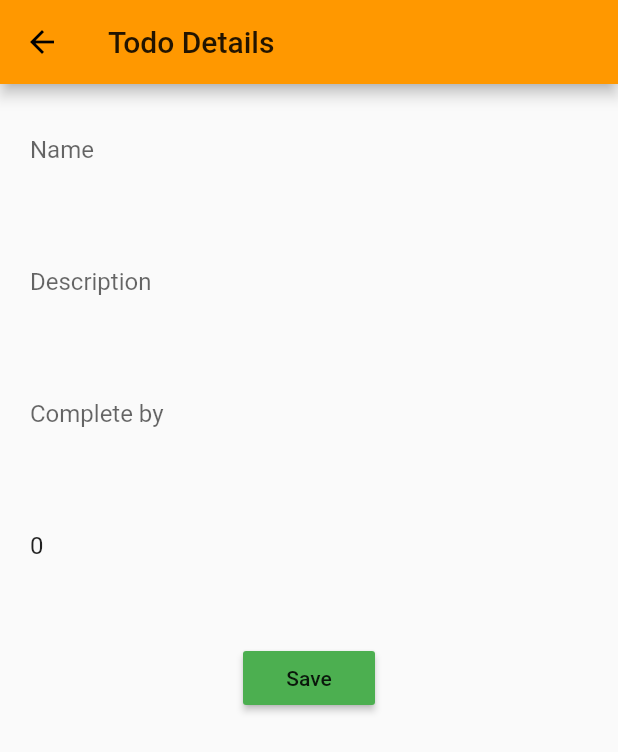
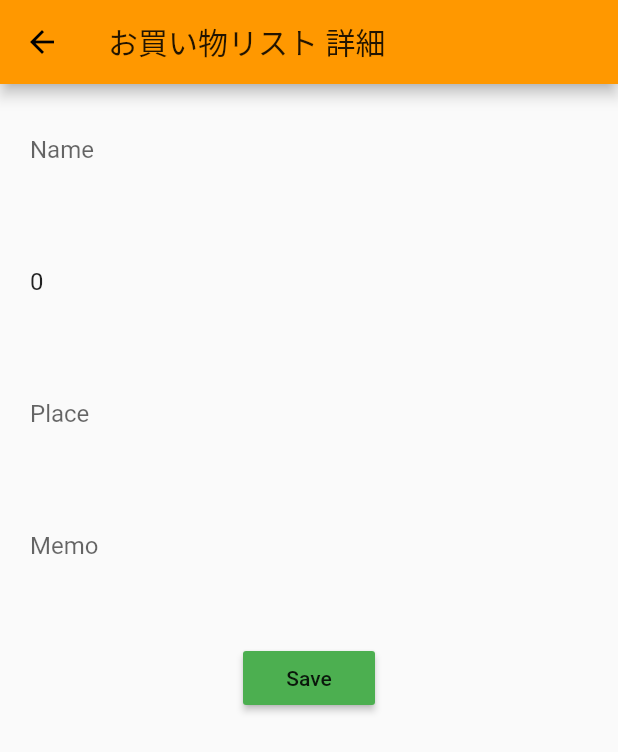
Before and after one commit to nargok/todo_app_BLoc_flutter, a Flutter app: the screen it shows after launch, after a tap on the "add" icon, on a phone screen of 412 x 824 dp. Shown: the top 752 px of the screen. Run offline on Flutter 3.47's test engine with Material 2 defaults, Android fonts, the phone set to English and light mode, and no system bars; our stand-ins replace sembast.

Commit message:
shop list ui

```diff
--- a/lib/bloc/shop_list_block.dart
+++ b/lib/bloc/shop_list_block.dart
@@ -2,7 +2,7 @@ import 'dart:async';
 import '../data/shop_list.dart';
 import '../data/shop_list_db.dart';
 
-class TodoBloc {
+class ShopListBloc {
   ShopListDb db;
   List<ShopList> shopListBank;
 
--- a/lib/main.dart
+++ b/lib/main.dart
@@ -1,7 +1,11 @@
 import 'package:flutter/material.dart';
+import 'package:todoappblocpattern/shop_list_screen.dart';
 import 'data/todo.dart';
 import 'data/todo_db.dart';
 import 'bloc/todo_block.dart';
+import 'data/shop_list.dart';
+import 'data/shop_list_db.dart';
+import 'bloc/shop_list_block.dart';
 import 'todo_screen.dart';
 
 void main() => runApp(MyApp());
@@ -26,12 +30,12 @@ class HomePage extends StatefulWidget {
 }
 
 class _HomePageState extends State {
-  TodoBloc todoBloc;
-  List<Todo> todos;
+  ShopListBloc shopListBloc;
+  List<ShopList> shopLists;
 
   @override
   void initState() {
-    todoBloc = TodoBloc();
+    shopListBloc = ShopListBloc();
     super.initState();
   }
 
@@ -39,39 +43,39 @@ class _HomePageState extends State {
   Widget build(BuildContext context) {
 //    _testData();
 
-    Todo todo = Todo('', '', '', 0);
-    todos = todoBloc.todoList;
+    ShopList shopList = ShopList('', 0, '', '');
+    shopLists = shopListBloc.shopListBank;
     return Scaffold(
         appBar: AppBar(
-          title: Text('Todo List'),
+          title: Text('お買い物リスト'),
         ),
         floatingActionButton: FloatingActionButton(
           child: Icon(Icons.add),
           onPressed: () {
             Navigator.push(
                 context,
-                MaterialPageRoute(builder: (context) => TodoScreen(todo, true))
+                MaterialPageRoute(builder: (context) => ShopListScreen(shopList, true))
             );
           },
         ),
         body: Container(
-          child: StreamBuilder<List<Todo>>(
-            stream: todoBloc.todos,
-            initialData: todos,
+          child: StreamBuilder<List<ShopList>>(
+            stream: shopListBloc.shopLists,
+            initialData: shopLists,
             builder: (BuildContext context, AsyncSnapshot snapshot) {
               return ListView.builder(
                 itemCount: (snapshot.hasData) ? snapshot.data.length : 0,
                 itemBuilder: (context, index) {
                   return Dismissible( // swipe to delete
                     key: Key(snapshot.data[index].id.toString()),
-                    onDismissed: (_) => todoBloc.todoDeleteSink.add(snapshot.data[index]),
+                    onDismissed: (_) => shopListBloc.shopListDeleteSink.add(snapshot.data[index]),
                     child: ListTile(
                       leading: CircleAvatar(
                         backgroundColor: Theme.of(context).highlightColor,
                         child: Text("${snapshot.data[index].priority}"),
                       ),
                       title: Text("${snapshot.data[index].name}"),
-                      subtitle: Text("${snapshot.data[index].description}"),
+                      subtitle: Text("${snapshot.data[index].place}"),
                       trailing: IconButton(
                         icon: Icon(Icons.edit),
                         onPressed: () {
@@ -127,7 +131,7 @@ class _HomePageState extends State {
 
   @override
   void dispose() {
-    todoBloc.dispose();
+    shopListBloc.dispose();
     super.dispose();
   }
 }
--- /dev/null
+++ b/lib/shop_list_screen.dart
@@ -0,0 +1,104 @@
+import 'package:flutter/material.dart';
+import 'bloc/todo_block.dart';
+import 'data/todo.dart';
+import 'bloc/shop_list_block.dart';
+import 'data/shop_list.dart';
+import 'main.dart';
+
+class ShopListScreen extends StatelessWidget {
+  final ShopList shopList;
+  final bool isNew;
+  final TextEditingController txtName = TextEditingController();
+  final TextEditingController txtPrice = TextEditingController();
+  final TextEditingController txtPlace = TextEditingController();
+  final TextEditingController txtMemo = TextEditingController();
+
+  final ShopListBloc bloc;
+
+  /*
+    The part after the colon in the TodoScreen constructor is an initializer list,
+    a comma-separated list that you can use to initialize final fields with
+    calculated expression
+  */
+  ShopListScreen(this.shopList, this.isNew) : bloc = ShopListBloc();
+
+  Future save() async {
+    shopList.name = txtName.text;
+    shopList.place = txtPlace.text;
+    shopList.memo = txtMemo.text;
+    shopList.price = int.tryParse(txtPrice.text);
+    if (isNew) {
+      bloc.shopListInsertSink.add(shopList);
+    } else {
+      bloc.shopListUpdateSink.add(shopList);
+    }
+  }
+
+  @override
+  Widget build(BuildContext context) {
+    final double padding = 20.0;
+    txtName.text = shopList.name;
+    txtPlace.text = shopList.place;
+    txtPrice.text = shopList.price.toString();
+    txtMemo.text = shopList.memo;
+
+    return Scaffold(
+      appBar: AppBar(
+        title: Text('お買い物リスト 詳細'),
+      ),
+      body: SingleChildScrollView(
+        child: Column(
+          children: <Widget>[
+            Padding(
+              padding: EdgeInsets.all(padding),
+              child: TextField(
+                controller: txtName,
+                decoration:
+                InputDecoration(border: InputBorder.none, hintText: 'Name'),
+              ),
+            ),
+            Padding(
+              padding: EdgeInsets.all(padding),
+              child: TextField(
+                controller: txtPrice,
+                keyboardType: TextInputType.number,
+                decoration: InputDecoration(
+                    border: InputBorder.none, hintText: 'Price'),
+              ),
+            ),
+            Padding(
+              padding: EdgeInsets.all(padding),
+              child: TextField(
+                controller: txtPlace,
+                decoration: InputDecoration(
+                    border: InputBorder.none, hintText: 'Place'),
+              ),
+            ),
+            Padding(
+              padding: EdgeInsets.all(padding),
+              child: TextField(
+                controller: txtMemo,
+                decoration: InputDecoration(
+                    border: InputBorder.none, hintText: 'Memo'),
+              ),
+            ),
+            Padding(
+              padding: EdgeInsets.all(padding),
+              child: MaterialButton(
+                color: Colors.green,
+                child: Text('Save'),
+                onPressed: () {
+                  save().then((_) => Navigator.pushAndRemoveUntil(
+                    context,
+                    MaterialPageRoute(builder: (context) => HomePage()),
+                        (Route<dynamic> route) => false,
+                  ));
+                },
+              ),
+            )
+          ],
+        ),
+      ),
+    );
+  }
+}
```
